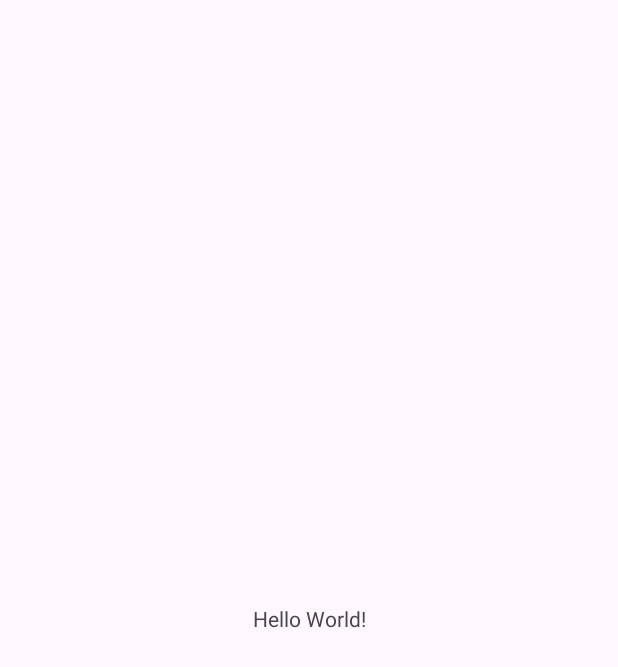
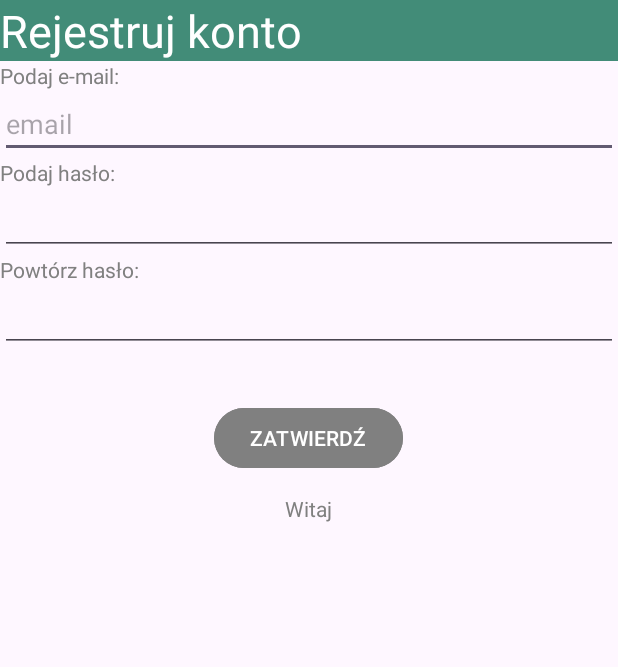
Before and after one commit to justkxcper/Rejestracja, an Android app: the screen it shows after launch (MainActivity), on a phone screen of 412 x 824 dp. Before the commit the part shown is almost empty. Shown: the top 667 px of the screen. Run offline under Robolectric (Android 15) with nearby library versions, the phone set to English and light mode, and no system bars.

Commit message:
Widok aplikacji

```diff
--- a/app/src/main/res/layout/activity_main.xml
+++ b/app/src/main/res/layout/activity_main.xml
@@ -1,19 +1,87 @@
 <?xml version="1.0" encoding="utf-8"?>
-<androidx.constraintlayout.widget.ConstraintLayout xmlns:android="http://schemas.android.com/apk/res/android"
+<LinearLayout xmlns:android="http://schemas.android.com/apk/res/android"
     xmlns:app="http://schemas.android.com/apk/res-auto"
     xmlns:tools="http://schemas.android.com/tools"
     android:id="@+id/main"
     android:layout_width="match_parent"
     android:layout_height="match_parent"
-    tools:context=".MainActivity">
+    android:orientation="vertical"
+    tools:context=".MainActivity" >
 
-    <TextView
-        android:layout_width="wrap_content"
-        android:layout_height="wrap_content"
-        android:text="Hello World!"
-        app:layout_constraintBottom_toBottomOf="parent"
-        app:layout_constraintEnd_toEndOf="parent"
-        app:layout_constraintStart_toStartOf="parent"
-        app:layout_constraintTop_toTopOf="parent" />
+    <LinearLayout
+        android:layout_width="match_parent"
+        android:layout_height="match_parent"
+        android:orientation="vertical">
 
-</androidx.constraintlayout.widget.ConstraintLayout>
+        <TextView
+            android:id="@+id/registration"
+            android:textSize="30dp"
+            android:layout_width="match_parent"
+            android:layout_height="wrap_content"
+            android:background="#428C78"
+            android:textColor="@color/white"
+            android:text="Rejestruj konto" />
+
+        <TextView
+            android:id="@+id/emailTextView"
+            android:layout_width="match_parent"
+            android:layout_height="wrap_content"
+            android:text="Podaj e-mail:"
+            android:textColor="#808080"/>
+
+        <EditText
+            android:id="@+id/emailEditText"
+            android:layout_width="match_parent"
+            android:layout_height="wrap_content"
+            android:ems="10"
+            android:inputType="text"
+            android:hint="email" />
+
+        <TextView
+            android:id="@+id/passwordTextView"
+            android:layout_width="match_parent"
+            android:layout_height="wrap_content"
+            android:text="Podaj hasło:"
+            android:textColor="#808080"/>
+
+        <EditText
+            android:id="@+id/passwordEditText"
+            android:layout_width="match_parent"
+            android:layout_height="wrap_content"
+            android:ems="10"
+            android:inputType="textPassword" />
+
+        <TextView
+            android:id="@+id/repeatPassTextView"
+            android:layout_width="match_parent"
+            android:layout_height="wrap_content"
+            android:text="Powtórz hasło:"
+            android:textColor="#808080"/>
+
+        <EditText
+            android:id="@+id/repeatPassEditText"
+            android:layout_width="match_parent"
+            android:layout_height="wrap_content"
+            android:ems="10"
+            android:inputType="textPassword" />
+
+        <Button
+            android:id="@+id/confirmButton"
+            android:layout_width="wrap_content"
+            android:layout_height="wrap_content"
+            android:layout_gravity="center"
+            android:layout_marginTop="50px"
+            android:text="ZATWIERDŹ"
+            android:backgroundTint="#808080" />
+
+        <TextView
+            android:id="@+id/announcementTextView"
+            android:layout_width="wrap_content"
+            android:layout_height="wrap_content"
+            android:text="Witaj"
+            android:textColor="#808080"
+            android:layout_gravity="center"
+            android:layout_marginTop="20px" />
+
+    </LinearLayout>
+</LinearLayout>
```
